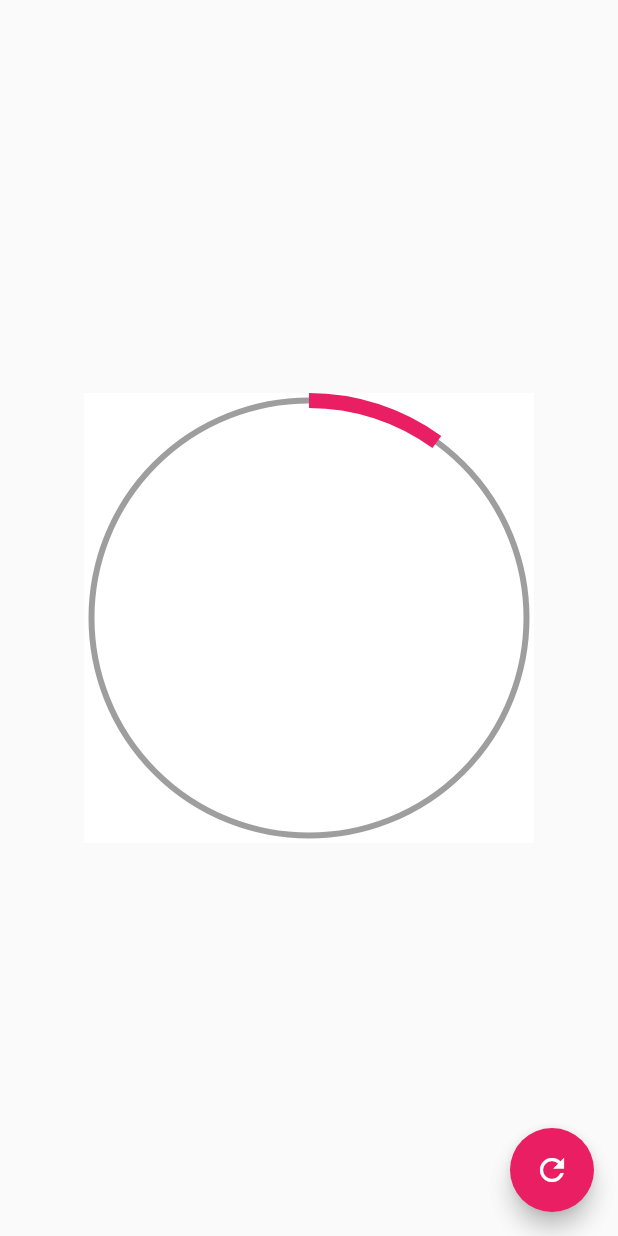
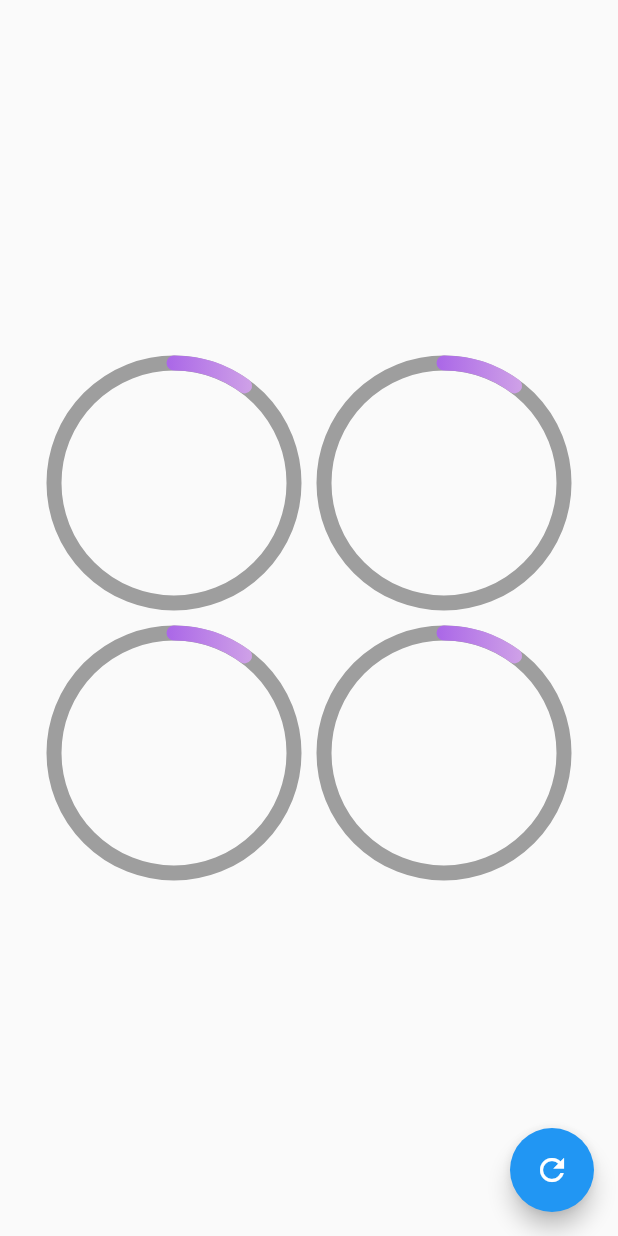
Before and after one commit to laubrener/design_animations, a Flutter app: the screen it shows after launch, after a tap on the "refresh" icon, on a phone screen of 412 x 824 dp. Run offline on Flutter 3.47's test engine with Material 2 defaults, Android fonts, the phone set to English and light mode, and no system bars.

Commit message:
custom circular progress animation

```diff
--- a/lib/main.dart
+++ b/lib/main.dart
@@ -1,5 +1,6 @@
+import 'package:design/pages/graficas_circulares_page.dart';
 import 'package:flutter/material.dart';
-import 'package:design/pages/circular_progress_page.dart';
+// import 'package:design/labs/circular_progress_page.dart';
 // import 'package:design/challenges/cuadrado_animado.dart';
 // import 'package:design/pages/animations_page.dart';
 // import 'package:design/pages/headers_page.dart';
@@ -20,7 +21,7 @@ class MyApp extends StatelessWidget {
       theme: ThemeData(
         primarySwatch: Colors.blue,
       ),
-      home: const CircularProgressPage(),
+      home: const GraficasCircularesPage(),
     );
   }
 }
--- a/lib/pages/animations_page.dart
+++ b/lib/pages/animations_page.dart
@@ -80,8 +80,8 @@ class _AnimatedSquareState extends State<AnimatedSquare>
         animation: controller,
         child: _Rectangulo(),
         builder: (BuildContext context, Widget? childRectangulo) {
-          print('opacidad: ${opacidad.status}');
-          print('rotacion: ${rotation.status}');
+          // print('opacidad: ${opacidad.status}');
+          // print('rotacion: ${rotation.status}');
 
           return Transform.translate(
             offset: Offset(moverDerecha.value, 0),
--- /dev/null
+++ b/lib/pages/graficas_circulares_page.dart
@@ -0,0 +1,87 @@
+import 'package:design/widgets/radial_progress.dart';
+import 'package:flutter/material.dart';
+
+class GraficasCircularesPage extends StatefulWidget {
+  const GraficasCircularesPage({super.key});
+
+  @override
+  State<GraficasCircularesPage> createState() => _GraficasCircularesPageState();
+}
+
+class _GraficasCircularesPageState extends State<GraficasCircularesPage> {
+  double porcentaje = 0.0;
+
+  @override
+  Widget build(BuildContext context) {
+    return Scaffold(
+      floatingActionButton: FloatingActionButton(
+        onPressed: () {
+          porcentaje += 10;
+          if (porcentaje > 100) {
+            porcentaje = 0;
+          }
+          setState(() {});
+        },
+        backgroundColor: Colors.blue,
+        child: const Icon(Icons.refresh),
+      ),
+      body: Center(
+          child: Column(
+        mainAxisAlignment: MainAxisAlignment.center,
+        children: [
+          Row(
+            mainAxisAlignment: MainAxisAlignment.center,
+            children: [
+              CustomRadialProgress(porcentaje: porcentaje),
+              CustomRadialProgress(
+                porcentaje: porcentaje,
+                color: Colors.blue,
+              ),
+            ],
+          ),
+          Row(
+            mainAxisAlignment: MainAxisAlignment.center,
+            children: [
+              CustomRadialProgress(
+                porcentaje: porcentaje,
+                color: Colors.purple,
+              ),
+              CustomRadialProgress(
+                porcentaje: porcentaje,
+                color: Colors.amber,
+              ),
+            ],
+          ),
+        ],
+      )),
+    );
+  }
+}
+
+class CustomRadialProgress extends StatelessWidget {
+  const CustomRadialProgress({
+    super.key,
+    required this.porcentaje,
+    this.color = Colors.pink,
+  });
+
+  final double porcentaje;
+  final Color? color;
+
+  @override
+  Widget build(BuildContext context) {
+    return Container(
+      width: 180,
+      height: 180,
+      child: RadialProgress(
+        porcentaje: porcentaje,
+        color: color,
+        grosorSecundario: 10,
+      ),
+      // Text(
+      //   '${porcentaje.toInt()} %',
+      //   style: const TextStyle(fontSize: 50.0),
+      // ),
+    );
+  }
+}
--- /dev/null
+++ b/lib/widgets/radial_progress.dart
@@ -0,0 +1,130 @@
+import 'dart:math';
+
+import 'package:flutter/material.dart';
+
+class RadialProgress extends StatefulWidget {
+  final double porcentaje;
+  final Color? color;
+  final Color? colorSecundario;
+  final double? grosor;
+  final double? grosorSecundario;
+  final StrokeCap? bordes;
+
+  const RadialProgress(
+      {super.key,
+      required this.porcentaje,
+      this.color = Colors.amber,
+      this.colorSecundario = Colors.grey,
+      this.grosor = 10,
+      this.grosorSecundario = 4,
+      this.bordes = StrokeCap.round});
+
+  @override
+  State<RadialProgress> createState() => _RadialProgressState();
+}
+
+class _RadialProgressState extends State<RadialProgress>
+    with SingleTickerProviderStateMixin {
+  late AnimationController controller;
+  late double porcentajeAnterior;
+
+  @override
+  void initState() {
+    porcentajeAnterior = widget.porcentaje;
+    controller = AnimationController(
+        vsync: this, duration: const Duration(milliseconds: 200));
+
+    super.initState();
+  }
+
+  @override
+  void dispose() {
+    controller.dispose();
+    super.dispose();
+  }
+
+  @override
+  Widget build(BuildContext context) {
+    controller.forward(from: 0.0);
+    final diferenciaAnimar = widget.porcentaje - porcentajeAnterior;
+    porcentajeAnterior = widget.porcentaje;
+
+    return AnimatedBuilder(
+        animation: controller,
+        builder: (context, child) {
+          return Container(
+              padding: const EdgeInsets.all(10),
+              width: double.infinity,
+              height: double.infinity,
+              child: CustomPaint(
+                painter: _MiRadialProgress(
+                  porcentaje: (widget.porcentaje - diferenciaAnimar) +
+                      (diferenciaAnimar * controller.value),
+                  color: widget.color,
+                  colorSecundario: widget.colorSecundario,
+                  grosor: widget.grosor,
+                  grosorSecundario: widget.grosorSecundario,
+                  bordes: widget.bordes,
+                ),
+              ));
+        });
+  }
+}
+
+class _MiRadialProgress extends CustomPainter {
+  final double porcentaje;
+  final Color? color;
+  final Color? colorSecundario;
+  final double? grosor;
+  final double? grosorSecundario;
+  final StrokeCap? bordes;
+
+  _MiRadialProgress({
+    required this.porcentaje,
+    this.color,
+    this.colorSecundario,
+    this.grosor,
+    this.grosorSecundario,
+    this.bordes,
+  });
+
+  @override
+  void paint(Canvas canvas, Size size) {
+    // agregar gradiente al aco:
+    final Rect rect = Rect.fromCircle(
+      center: const Offset(-20, 0),
+      radius: 180,
+    );
+    final Gradient gradiente = LinearGradient(colors: [
+      const Color(0xffC012FF),
+      const Color(0xff6D05E8),
+      Colors.purple.shade100,
+    ]);
+    // Círculo
+    final paint = Paint()
+      ..strokeWidth = grosorSecundario!
+      ..color = colorSecundario!
+      ..style = PaintingStyle.stroke;
+
+    final Offset center = Offset(size.width * 0.5, size.height / 2);
+    final double radius = min(size.width * 0.5, size.height * 0.5);
+
+    canvas.drawCircle(center, radius, paint);
+
+    // Arco
+    final paintArco = Paint()
+      ..strokeWidth = grosor!
+      ..strokeCap = bordes!
+      // ..color = color!
+      ..shader = gradiente.createShader(rect)
+      ..style = PaintingStyle.stroke;
+
+    // parte que se deberá ir llenando
+    double arcAngle = 2 * pi * (porcentaje / 100);
+    canvas.drawArc(Rect.fromCircle(center: center, radius: radius), -pi / 2,
+        arcAngle, false, paintArco);
+  }
+
+  @override
+  bool shouldRepaint(CustomPainter oldDelegate) => true;
+}
```
Also changed, not shown: lib/labs/circular_progress_page.dart (renamed from lib/pages/circular_progress_page.dart), lib/widgets/headers.dart (renamed from lib/pages/headers_page.dart).
